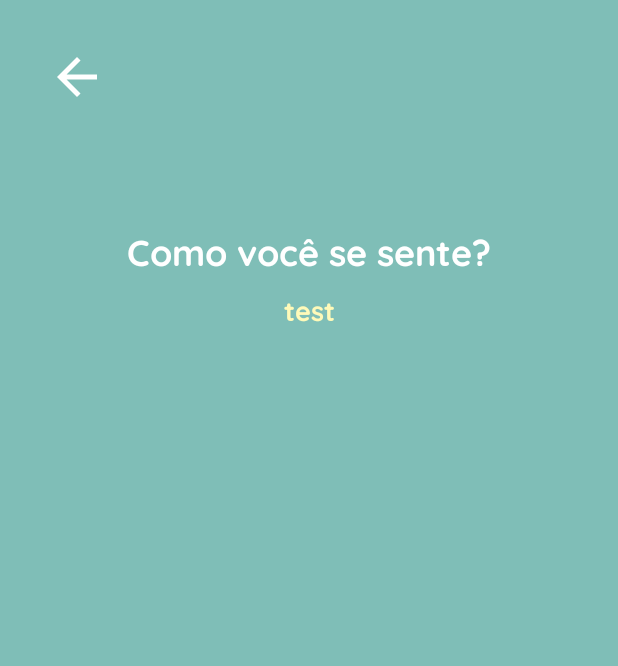
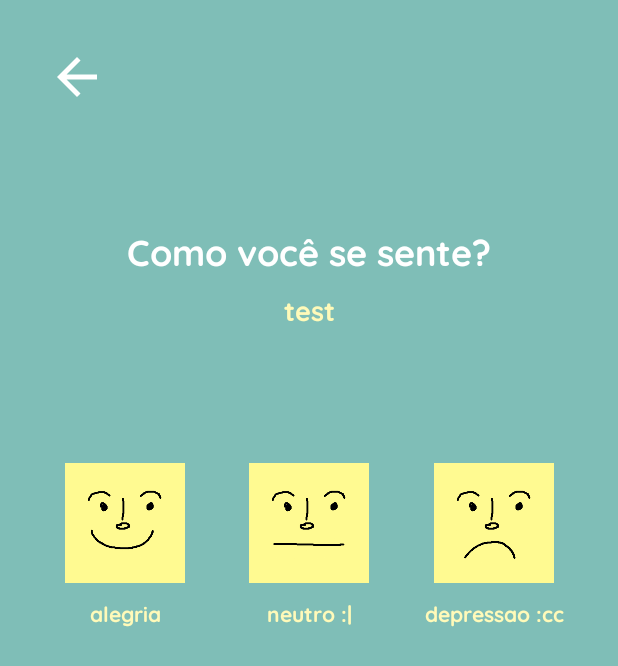
Before and after one commit to eurenaneu/moodyDuck, an Android app: the AddRegistro screen opened directly, with no data from a screen before it, on a phone screen of 412 x 824 dp. Shown: the top 666 px of the screen. Run offline under Robolectric (Android 15) with nearby library versions, the phone set to English and light mode, and no system bars; 3 statements that could not run were skipped.

```diff
--- a/app/src/main/java/com/example/moodyduck/AddRegistro.java
+++ b/app/src/main/java/com/example/moodyduck/AddRegistro.java
@@ -3,15 +3,20 @@ package com.example.moodyduck;
 import androidx.appcompat.app.AppCompatActivity;
 
 import android.app.DatePickerDialog;
+import android.app.TimePickerDialog;
+import android.content.DialogInterface;
 import android.content.Intent;
 import android.graphics.Color;
 import android.graphics.drawable.ColorDrawable;
 import android.os.Bundle;
 import android.view.View;
+import android.widget.ArrayAdapter;
 import android.widget.Button;
 import android.widget.DatePicker;
 import android.widget.TextView;
+import android.widget.TimePicker;
 
+import java.text.ParseException;
 import java.text.SimpleDateFormat;
 import java.time.ZonedDateTime;
 import java.util.Calendar;
@@ -20,10 +25,12 @@ import java.util.Date;
 public class AddRegistro extends AppCompatActivity {
     DatePickerDialog.OnDateSetListener setListener;
     Calendar c = Calendar.getInstance();
-    int dia, mes, ano;
-    String data;
+    int dia, mes, ano, hora, min;
+    String data, horario;
     TextView tvData;
     Button bVoltar;
+    SimpleDateFormat f24 = new SimpleDateFormat("HH:mm");
+    String[] nomeMes = {"janeiro","fevereiro","março","abril","maio","junho","julho","agosto","setembro","outubro","novembro","dezembro"};/* = getResources().getStringArray(R.array.nomeMes);*/
     Date dataHoraAtual = new Date();
     static String tData;
 
@@ -37,35 +44,41 @@ public class AddRegistro extends AppCompatActivity {
         mes = c.get(Calendar.MONTH);
         ano = c.get(Calendar.YEAR);
         c.set(dia, mes, ano);
-        String hora = new SimpleDateFormat("HH:mm").format(dataHoraAtual);
-        String[] nomeMes = {"janeiro","fevereiro","março","abril","maio","junho","julho","agosto","setembro","outubro","novembro","dezembro"};
+        horario = f24.format(dataHoraAtual);
+        preEscolha();
+        setarData();
+        bVoltar.setOnClickListener(new View.OnClickListener() {
+            @Override
+            public void onClick(View v) {
+                onBackPressed();
+            }
+        });
+    }
 
+    public void preEscolha(){
         //pre-escolha
         if(tData.equals("Ontem")){
-            data = tData+", "+(dia-1)+" de "+nomeMes[mes]+", "+ hora;
+            data = tData+", "+(dia-1)+" de "+nomeMes[mes]+", "+ horario;
             tvData.setText(data);
         }
 
         else if(tData.equals("Hoje")){
-            data = tData+", "+dia+" de "+nomeMes[mes]+", "+ hora;
+            data = tData+", "+dia+" de "+nomeMes[mes]+", "+ horario;
             tvData.setText(data);
         }
 
         else if(tData.equals("Outro dia")){
-            data = tData+", "+(dia+1)+" de "+nomeMes[mes]+", "+ hora;
+            data = tData+", "+(dia-3)+" de "+nomeMes[mes]+", "+ horario;
             tvData.setText(data);
         }
+    }
 
-        bVoltar.setOnClickListener(new View.OnClickListener() {
-            @Override
-            public void onClick(View v) {
-                startActivity(new Intent(AddRegistro.this, AddRegistro.class));
-            }
-        });
+    public void setarData(){
         tvData.setOnClickListener(new View.OnClickListener() {
             @Override
             public void onClick(View v) {
                 DatePickerDialog datePickerDialog = new DatePickerDialog(AddRegistro.this, android.R.style.Theme_Holo_Dialog_MinWidth,setListener,ano,mes,dia);
+                datePickerDialog.getDatePicker().setMaxDate(System.currentTimeMillis());
                 datePickerDialog.getWindow().setBackgroundDrawable(new ColorDrawable(Color.TRANSPARENT));
                 datePickerDialog.show();
             }
@@ -86,10 +99,45 @@ public class AddRegistro extends AppCompatActivity {
                     else{
                         tData = "Outro dia";
                     }
+                } else {
+                    tData = "Outro dia";
                 }
-                String data = tData+", "+dayOfMonth+" de "+nomeMes[month]+", ";
+
+                if(year != ano){
+                    data = tData+", "+dayOfMonth+" de "+nomeMes[month]+" de "+year;
+                } else {
+                    data = tData + ", " + dayOfMonth + " de " + nomeMes[month];
+                }
                 tvData.setText(data);
+                setarHorario();
             }
         };
     }
+
+    public void setarHorario(){
+            TimePickerDialog.OnTimeSetListener timePickerListener = new TimePickerDialog.OnTimeSetListener() {
+                @Override
+                public void onTimeSet(TimePicker view, int hourOfDay, int minute) {
+                    hora = hourOfDay;
+                    min = minute;
+                    horario = hourOfDay+":"+minute;
+                    try {
+                        dataHoraAtual = f24.parse(horario);
+                        tvData.setText(data+=", "+f24.format(dataHoraAtual));
+                    } catch (ParseException e) {
+                        e.printStackTrace();
+                    }
+                }
+            };
+            TimePickerDialog timePickerDialog = new TimePickerDialog(AddRegistro.this, android.R.style.Theme_Holo_Dialog_MinWidth, timePickerListener, 12, 0, true);
+            timePickerDialog.setOnCancelListener(new DialogInterface.OnCancelListener() {
+                @Override
+                public void onCancel(DialogInterface dialog) {
+                    tvData.setText(data+=", "+horario);
+                }
+            });
+            timePickerDialog.getWindow().setBackgroundDrawable(new ColorDrawable(Color.TRANSPARENT));
+            timePickerDialog.updateTime(hora, min);
+            timePickerDialog.show();
+    }
 }
--- a/app/src/main/res/layout/activity_add_registro.xml
+++ b/app/src/main/res/layout/activity_add_registro.xml
@@ -42,4 +42,80 @@
         app:layout_constraintEnd_toEndOf="@+id/textView9"
         app:layout_constraintStart_toStartOf="@+id/textView9"
         app:layout_constraintTop_toBottomOf="@+id/textView9" />
+
+    <ImageButton
+        android:id="@+id/imageFeliz"
+        android:layout_width="80dp"
+        android:layout_height="80dp"
+        android:layout_marginTop="90dp"
+        android:adjustViewBounds="true"
+        android:background="@color/amalero"
+        android:scaleType="centerCrop"
+        app:layout_constraintEnd_toStartOf="@+id/imageNeutro"
+        app:layout_constraintStart_toStartOf="parent"
+        app:layout_constraintTop_toBottomOf="@+id/tvData"
+        app:srcCompat="@drawable/placeholder_feliz" />
+
+    <ImageButton
+        android:id="@+id/imageNeutro"
+        android:layout_width="80dp"
+        android:layout_height="80dp"
+        android:layout_marginTop="90dp"
+        android:adjustViewBounds="true"
+        android:background="@color/amalero"
+        android:scaleType="centerCrop"
+        app:layout_constraintEnd_toEndOf="parent"
+        app:layout_constraintStart_toStartOf="parent"
+        app:layout_constraintTop_toBottomOf="@+id/tvData"
+        app:srcCompat="@drawable/placeholder_neutro" />
+
+    <ImageButton
+        android:id="@+id/imageTriste"
+        android:layout_width="80dp"
+        android:layout_height="80dp"
+        android:layout_marginTop="90dp"
+        android:adjustViewBounds="true"
+        android:background="@color/amalero"
+        android:scaleType="centerCrop"
+        app:layout_constraintEnd_toEndOf="parent"
+        app:layout_constraintStart_toEndOf="@+id/imageNeutro"
+        app:layout_constraintTop_toBottomOf="@+id/tvData"
+        app:srcCompat="@drawable/placeholder_triste" />
+
+    <TextView
+        android:id="@+id/txtFeliz"
+        android:layout_width="wrap_content"
+        android:layout_height="wrap_content"
+        android:layout_marginTop="10dp"
+        android:text="alegria"
+        android:fontFamily="@font/qckbold"
+        android:textColor="@color/amalero"
+        app:layout_constraintEnd_toEndOf="@+id/imageFeliz"
+        app:layout_constraintStart_toStartOf="@+id/imageFeliz"
+        app:layout_constraintTop_toBottomOf="@+id/imageFeliz" />
+
+    <TextView
+        android:id="@+id/txtNeutro"
+        android:layout_width="wrap_content"
+        android:layout_height="wrap_content"
+        android:layout_marginTop="10dp"
+        android:text="neutro :|"
+        android:fontFamily="@font/qckbold"
+        android:textColor="@color/amalero"
+        app:layout_constraintEnd_toEndOf="@+id/imageNeutro"
+        app:layout_constraintStart_toStartOf="@+id/imageNeutro"
+        app:layout_constraintTop_toBottomOf="@+id/imageNeutro" />
+
+    <TextView
+        android:id="@+id/txtTriste"
+        android:layout_width="wrap_content"
+        android:layout_height="wrap_content"
+        android:layout_marginTop="10dp"
+        android:text="depressao :cc"
+        android:fontFamily="@font/qckbold"
+        android:textColor="@color/amalero"
+        app:layout_constraintEnd_toEndOf="@+id/imageTriste"
+        app:layout_constraintStart_toStartOf="@+id/imageTriste"
+        app:layout_constraintTop_toBottomOf="@+id/imageTriste" />
+
 </androidx.constraintlayout.widget.ConstraintLayout>
--- a/app/src/main/res/values/strings.xml
+++ b/app/src/main/res/values/strings.xml
@@ -91,4 +91,18 @@
         "when a user tries to pick up one of cards.\n\n"
     </string>
     <string name="action_settings">Settings</string>
+    <string-array name="nomeMes">
+        <item>Janeiro</item>
+        <item>Fevereiro</item>
+        <item>Março</item>
+        <item>Abril</item>
+        <item>Maio</item>
+        <item>Junho</item>
+        <item>Julho</item>
+        <item>Agosto</item>
+        <item>Setembro</item>
+        <item>Outubro</item>
+        <item>Novembro</item>
+        <item>Dezembro</item>
+    </string-array>
 </resources>
```
Also changed, not shown: app/src/main/res/drawable/placeholder_feliz.png (added), app/src/main/res/drawable/placeholder_neutro.png (added), app/src/main/res/drawable/placeholder_triste.png (added).
